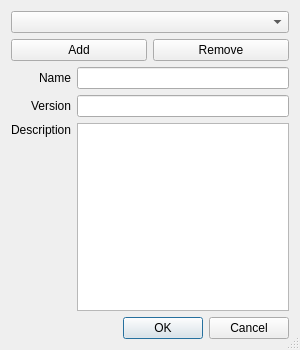
The window that src/ui/ui_license_editor.ui (nextgis/qgis_metatools) describes before a commit, drawn with Qt 5.
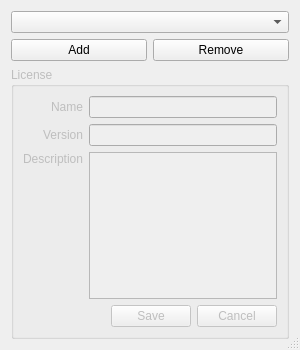
The same window after the commit.

Commit message: First version of license templates.

What changed in the file:
```diff
--- a/src/ui/ui_license_editor.ui
+++ b/src/ui/ui_license_editor.ui
@@ -26,16 +26,6 @@
    <item row="0" column="0" colspan="2">
     <widget class="QComboBox" name="licenseComboBox"/>
    </item>
-   <item row="3" column="0" colspan="2">
-    <widget class="QDialogButtonBox" name="buttonBox">
-     <property name="orientation">
-      <enum>Qt::Horizontal</enum>
-     </property>
-     <property name="standardButtons">
-      <set>QDialogButtonBox::Cancel|QDialogButtonBox::Ok</set>
-     </property>
-    </widget>
-   </item>
    <item row="1" column="0">
     <widget class="QPushButton" name="addButton">
      <property name="text">
@@ -51,8 +41,18 @@
     </widget>
    </item>
    <item row="2" column="0" colspan="2">
-    <layout class="QGridLayout" name="gridLayout_2">
-     <item row="0" column="0">
+    <widget class="QGroupBox" name="licenseGroupBox">
+     <property name="enabled">
+      <bool>false</bool>
+     </property>
+     <property name="title">
+      <string>License</string>
+     </property>
+     <layout class="QGridLayout" name="gridLayout_3">
+      <item row="1" column="1">
+       <widget class="QLineEdit" name="nameLineEdit"/>
+      </item>
+      <item row="1" column="0">
       <widget class="QLabel" name="nameLabel">
        <property name="text">
         <string>Name</string>
@@ -62,10 +62,7 @@
        </property>
       </widget>
      </item>
-     <item row="0" column="1">
-      <widget class="QLineEdit" name="nameLineEdit"/>
-     </item>
-     <item row="1" column="0">
+      <item row="2" column="0">
       <widget class="QLabel" name="versionLabel">
        <property name="text">
         <string>Version</string>
@@ -75,10 +72,10 @@
        </property>
       </widget>
      </item>
-     <item row="1" column="1">
+      <item row="2" column="1">
       <widget class="QLineEdit" name="versionLineEdit"/>
      </item>
-     <item row="2" column="0">
+      <item row="3" column="0">
       <widget class="QLabel" name="descriptionLabel">
        <property name="text">
         <string>Description</string>
@@ -88,10 +85,21 @@
        </property>
       </widget>
      </item>
-     <item row="2" column="1">
+      <item row="3" column="1">
       <widget class="QTextEdit" name="descTextEdit"/>
      </item>
-    </layout>
+      <item row="4" column="0" colspan="2">
+       <widget class="QDialogButtonBox" name="licenseButtonBox">
+        <property name="enabled">
+         <bool>false</bool>
+        </property>
+        <property name="standardButtons">
+         <set>QDialogButtonBox::Cancel|QDialogButtonBox::Save</set>
+        </property>
+       </widget>
+      </item>
+     </layout>
+    </widget>
    </item>
   </layout>
  </widget>
```
Left out of the diff: 35 changed lines with no effect on the pictures. Lines whose indentation alone changed are shown as unchanged. The commit also changes 19 other files.
